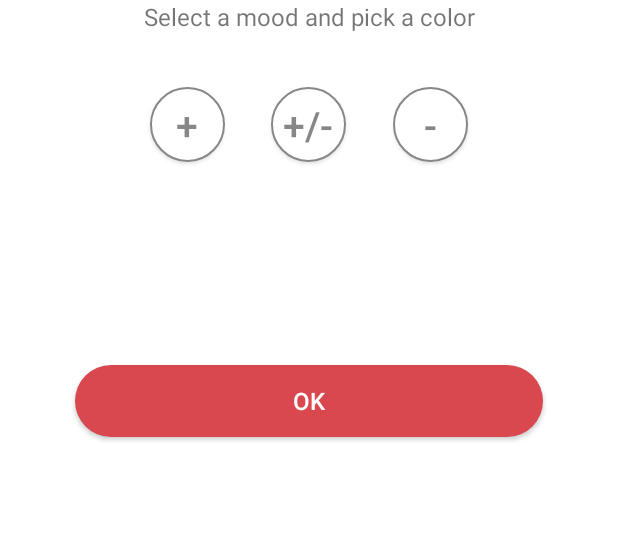
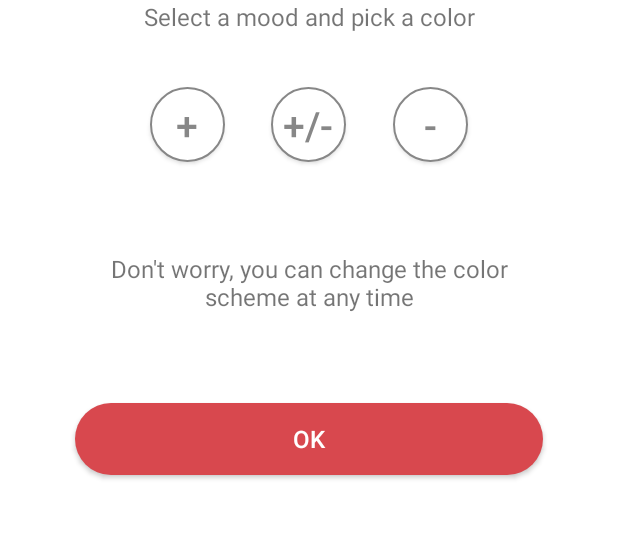
Before and after one commit to Lipegno/inTouchApp, an Android app: the CustomizeColorsActivity screen opened directly, with no data from a screen before it, on a phone screen of 412 x 824 dp, the part 429-968 px from its top. Run offline under Robolectric (Android 15) with nearby library versions, the light colour scheme and no system bars.

Commit message:
Modify the Customize Colors layout

```diff
--- a/app/src/main/res/layout/activity_customize_colors.xml
+++ b/app/src/main/res/layout/activity_customize_colors.xml
@@ -85,7 +85,7 @@
         android:layout_width="0dp"
         android:layout_height="wrap_content"
         android:layout_marginStart="50dp"
-        android:layout_marginTop="135dp"
+        android:layout_marginTop="60dp"
         android:layout_marginEnd="50dp"
         android:background="@drawable/rounded_valencia_button"
         android:fontFamily="sans-serif-medium"
@@ -96,8 +96,22 @@
         app:layout_constraintEnd_toEndOf="parent"
         app:layout_constraintHorizontal_bias="1.0"
         app:layout_constraintStart_toStartOf="parent"
-        app:layout_constraintTop_toBottomOf="@+id/okayMoodButton"
+        app:layout_constraintTop_toBottomOf="@+id/infoText"
         tools:ignore="TextContrastCheck" />
 
+    <TextView
+        android:id="@+id/infoText"
+        android:layout_width="0dp"
+        android:layout_height="wrap_content"
+        android:layout_marginStart="50dp"
+        android:layout_marginTop="60dp"
+        android:layout_marginEnd="50dp"
+        android:text="@string/don_t_worry_you_can_change_the_color_scheme_at_any_time"
+        android:textAlignment="center"
+        android:textSize="16sp"
+        app:layout_constraintEnd_toEndOf="parent"
+        app:layout_constraintHorizontal_bias="1.0"
+        app:layout_constraintStart_toStartOf="parent"
+        app:layout_constraintTop_toBottomOf="@+id/okayMoodButton" />
 
 </androidx.constraintlayout.widget.ConstraintLayout>
--- a/app/src/main/res/values/strings.xml
+++ b/app/src/main/res/values/strings.xml
@@ -49,6 +49,7 @@
     <string name="customize_colors">Customize colors</string>
     <string name="you_are_now_connected">You are now connected!</string>
     <string name="or_sign_up">or Sign Up</string>
+    <string name="don_t_worry_you_can_change_the_color_scheme_at_any_time">Don\'t worry, you can change the color scheme at any time</string>
 
     <!-- End widget app -->
 </resources>
```
